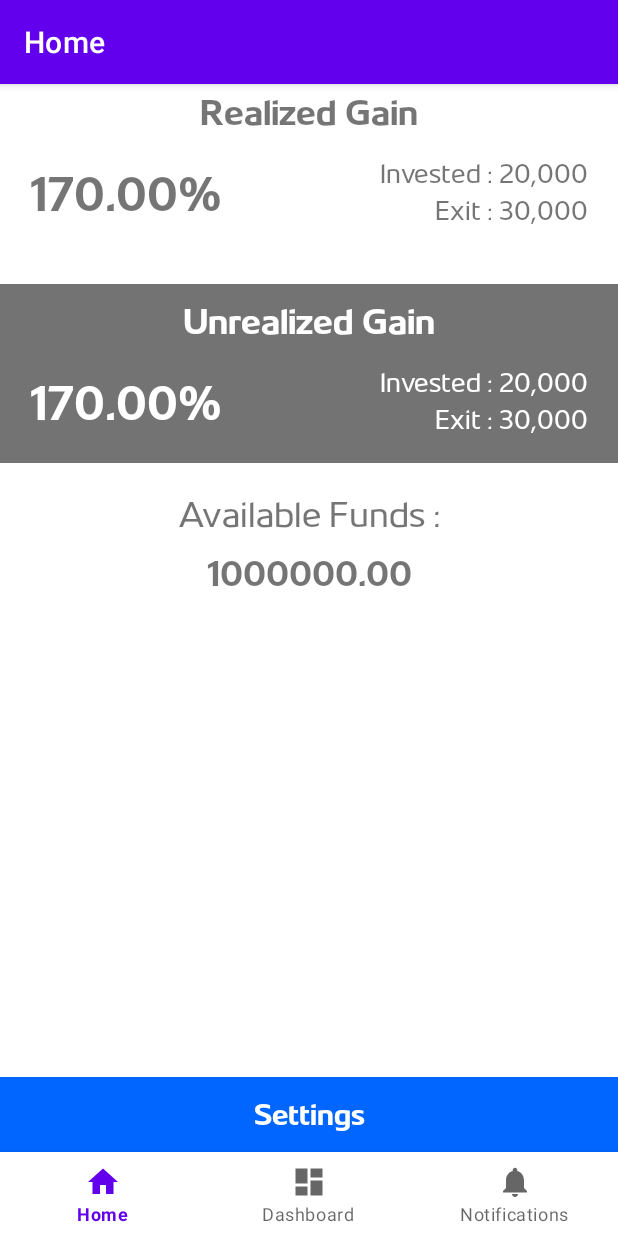
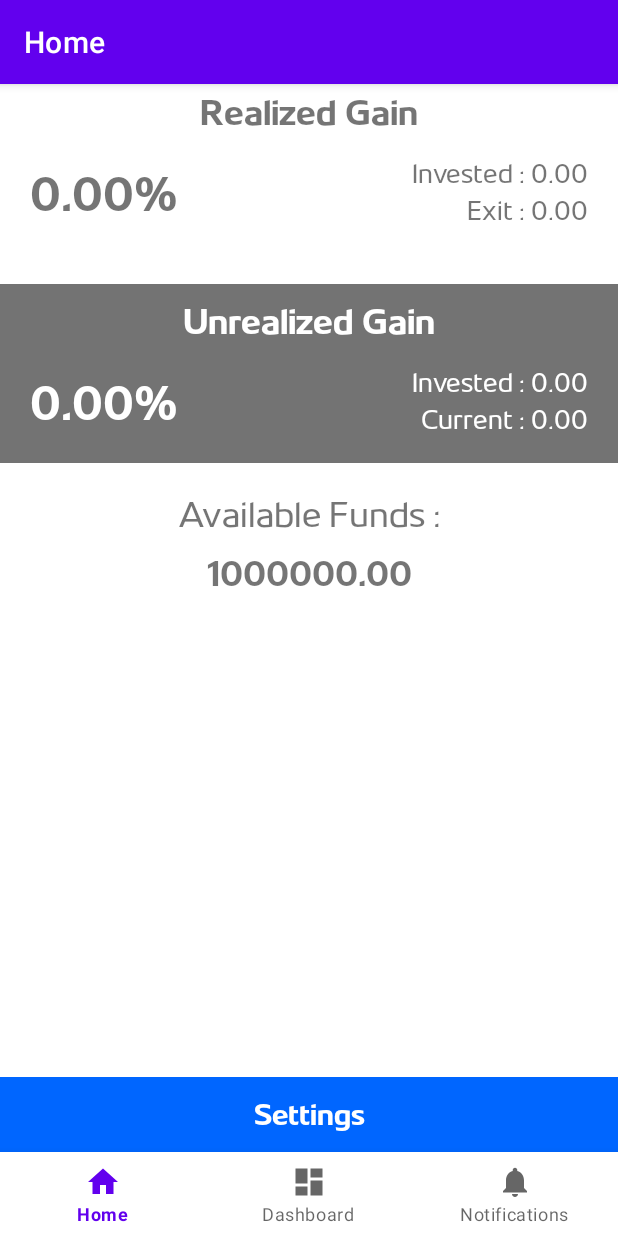
Before and after one commit to ayman-tech/paper-capital, an Android app: the HomeFragment screen opened through its navigation route, on a phone screen of 412 x 824 dp. Run offline under Robolectric (Android 15) with nearby library versions, the phone set to English and light mode, and no system bars; our stand-ins replace navigation-ui.

Commit message:
home ui data binded

```diff
--- a/app/src/main/java/com/example/papertrading/CartBuy.java
+++ b/app/src/main/java/com/example/papertrading/CartBuy.java
@@ -181,6 +181,11 @@ public class CartBuy extends AppCompatActivity implements GestureDetector.OnGest
             Log.d(TAG, "New Date " + strDate);
             Log.d(TAG, "OrderCode new Entry");
         }
+        Double unrealInvest = (double) sharedPref.getFloat("unrealInvest", 0.00f);
+        unrealInvest += myPrice*myQuant;
+        editor.putFloat("unrealInvest", unrealInvest.floatValue());
+        Log.d(TAG, "home data updated");
+
         editor.putStringSet("orderPrice", new HashSet<>(orderPrice));
         editor.putStringSet("orderQuant", new HashSet<>(orderQuant));
         editor.putStringSet("orderDate", new HashSet<>(orderDate));
--- a/app/src/main/java/com/example/papertrading/PortfolioListAdapter.java
+++ b/app/src/main/java/com/example/papertrading/PortfolioListAdapter.java
@@ -55,7 +55,7 @@ public class PortfolioListAdapter extends ArrayAdapter<PortfolioListData> {
         myPriceTV.setText(portfolioListData.getBuyPrice() + " x " + portfolioListData.getBuyQuantity());
         myAmountTV.setText(String.format("Invested: %.2f", amt));
         myChangeNoTV.setText(String.format("%.2f", my_change_no));
-        myChangePercentTV.setText(String.format("%.2f", my_change_percent) + "%  ");
+        myChangePercentTV.setText(String.format("(%.2f", my_change_percent) + "%)  ");
 
         return convertView;
     }
--- a/app/src/main/java/com/example/papertrading/ui/dashboard/DashboardViewModel.java
+++ b/app/src/main/java/com/example/papertrading/ui/dashboard/DashboardViewModel.java
@@ -5,6 +5,7 @@ import android.content.SharedPreferences;
 import android.os.StrictMode;
 import android.util.Log;
 
+import androidx.dynamicanimation.animation.SpringAnimation;
 import androidx.lifecycle.ViewModel;
 
 import com.example.papertrading.PortfolioListData;
@@ -24,8 +25,10 @@ public class DashboardViewModel extends ViewModel {
     private Context context;
     private ArrayList<String> orderCode, orderPrice, orderQuant, orderDate;
     private SharedPreferences sharedPref;
+    private SharedPreferences.Editor editor;
     private final String TAG = "Dashboard ViewModel";
     private String price, changeNo, changePercent;
+    private Double invested;
     public DashboardViewModel() {
         portfolioListData = null;
     }
@@ -42,6 +45,9 @@ public class DashboardViewModel extends ViewModel {
     }
     public void setContext(Context context) {
         this.context = context;
+        sharedPref = context.getSharedPreferences("paper",Context.MODE_PRIVATE);
+        editor = sharedPref.edit();
+        invested=0.00;
     }
     public void buildData(){
         StrictMode.ThreadPolicy policy = new StrictMode.ThreadPolicy.Builder().permitAll().build();
@@ -57,6 +63,8 @@ public class DashboardViewModel extends ViewModel {
         for(int i=0; i<orderCode.size(); i++){
             getCurrentData(i);
         }
+        editor.putFloat("unrealCurrent", invested.floatValue());
+        editor.apply();
     }
     private void getCurrentData(int index){
         String url = "https://finance.yahoo.com/quote/" + orderCode.get(index) + ".NS";
@@ -73,9 +81,16 @@ public class DashboardViewModel extends ViewModel {
         }
         else Log.d(TAG, "Jsoup connection failed");
 
-        price = document.selectXpath("//*[@id=\"quote-header-info\"]/div[3]/div[1]/div/fin-streamer[1]").first().text();
-        changeNo = document.selectXpath("//*[@id=\"quote-header-info\"]/div[3]/div[1]/div/fin-streamer[2]").first().text();
-        changePercent = document.selectXpath("//*[@id=\"quote-header-info\"]/div[3]/div[1]/div/fin-streamer[3]").first().text();
+        price = document.selectXpath(
+                "//*[@id=\"nimbus-app\"]/section/section/section/article/section[1]/div[2]/div[1]/section/div/section/div[1]/fin-streamer[1]"
+        ).first().text();
+        changeNo = document.selectXpath(
+                "//*[@id=\"nimbus-app\"]/section/section/section/article/section[1]/div[2]/div[1]/section/div/section/div[1]/fin-streamer[2]"
+        ).first().text();
+        changePercent = document.selectXpath(
+                "//*[@id=\"nimbus-app\"]/section/section/section/article/section[1]/div[2]/div[1]/section/div/section/div[1]/fin-streamer[3]"
+        ).first().text();
+        changePercent = changePercent.substring(1,changePercent.length()-1);
 //        prevClose = document.selectXpath("//*[@id=\"quote-summary\"]/div[1]/table/tbody/tr[1]/td[2]").first().text();
 
         portfolioListData.add(new PortfolioListData(
@@ -85,10 +100,11 @@ public class DashboardViewModel extends ViewModel {
                 changePercent,
                 orderPrice.get(index),
                 orderQuant.get(index)));
+        Double priceDouble = Double.parseDouble(price.replace(",",""));
+        Integer quantInt = Integer.parseInt(orderQuant.get(index));
+        invested += priceDouble*quantInt;
     }
     public void clearData(){
-        sharedPref = context.getSharedPreferences("paper",Context.MODE_PRIVATE);
-        SharedPreferences.Editor editor = sharedPref.edit();
         orderCode = new ArrayList<>();
         orderPrice = new ArrayList<>();
         orderQuant = new ArrayList<>();
--- a/app/src/main/java/com/example/papertrading/ui/home/HomeFragment.java
+++ b/app/src/main/java/com/example/papertrading/ui/home/HomeFragment.java
@@ -25,6 +25,8 @@ public class HomeFragment extends Fragment {
 
     private FragmentHomeBinding binding;
     private ListView listView;
+    private TextView realPercentTV, realInvestTV, realExitTV, fundsTV;
+    private TextView unrealPercentTV, unrealInvestTV, unrealExitTV;
     private SharedPreferences sharedPref;
     private final String TAG = "Home Fragment";
 
@@ -35,14 +37,41 @@ public class HomeFragment extends Fragment {
         binding = FragmentHomeBinding.inflate(inflater, container, false);
         View root = binding.getRoot();
 
-        TextView fundsTV;
         sharedPref = getActivity().getSharedPreferences("paper", Context.MODE_PRIVATE);
         SharedPreferences.Editor editor = sharedPref.edit();
+        fundsTV = binding.homeFundsText;
+        realExitTV = binding.realExit;
+        realInvestTV = binding.realInvested;
+        realPercentTV = binding.realPercent;
+        unrealExitTV = binding.unrealCurrent;
+        unrealInvestTV = binding.unrealInvested;
+        unrealPercentTV = binding.unrealPercent;
+
         Float funds = sharedPref.getFloat("funds", 1000000.00F);
-        fundsTV = binding.homeFundsText;
+        Double realInvest = (double) sharedPref.getFloat("realInvest", 0.00f);
+        Double realExit = (double) sharedPref.getFloat("realExit", 0.00f);
+        Double unrealInvest = (double) sharedPref.getFloat("unrealInvest", 0.00f);
+        Double unrealCurrent = (double) sharedPref.getFloat("unrealCurrent", 0.00f);
+        Double realPercent, unrealPercent;
+        if(realExit.equals(0.00))
+            realPercent=0.00;
+        else
+            realPercent= (realExit-realInvest)*100/realInvest;
+        if(unrealCurrent.equals(0.00))
+            unrealPercent=0.00;
+        else
+            unrealPercent= (unrealCurrent-unrealInvest)*100/unrealInvest;
         fundsTV.setText(String.format("%.2f", funds));
+        realInvestTV.setText(String.format("Invested : %.2f", realInvest));
+        realExitTV.setText(String.format("Exit : %.2f", realExit));
+        realPercentTV.setText(String.format("%.2f", realPercent) + "%");
+        unrealInvestTV.setText(String.format("Invested : %.2f", unrealInvest));
+        unrealExitTV.setText(String.format("Current : %.2f", unrealCurrent));
+        unrealPercentTV.setText(String.format("%.2f", unrealPercent) + "%");
+
         editor.putFloat("funds", funds);
         editor.apply();
+
 //        final TextView textView = binding.textHome;
 //        homeViewModel.getText().observe(getViewLifecycleOwner(), textView::setText);
         return root;
--- a/app/src/main/res/layout/fragment_home.xml
+++ b/app/src/main/res/layout/fragment_home.xml
@@ -25,6 +25,7 @@
         android:paddingVertical="15dp">
 
         <TextView
+            android:id="@+id/realPercent"
             android:layout_width="0dp"
             android:layout_height="match_parent"
             android:layout_weight="0.8"
@@ -40,6 +41,7 @@
             android:orientation="vertical">
 
             <TextView
+                android:id="@+id/realInvested"
                 android:layout_width="match_parent"
                 android:layout_height="0dp"
                 android:layout_weight="1.0"
@@ -49,6 +51,7 @@
                 android:fontFamily="@font/ltrenovate_regular"
                 />
             <TextView
+                android:id="@+id/realExit"
                 android:layout_width="match_parent"
                 android:layout_height="0dp"
                 android:layout_weight="1.0"
@@ -81,6 +84,7 @@
         android:background="#737373">
 
         <TextView
+            android:id="@+id/unrealPercent"
             android:layout_width="0dp"
             android:layout_height="match_parent"
             android:layout_weight="0.8"
@@ -97,6 +101,7 @@
             android:orientation="vertical">
 
             <TextView
+                android:id="@+id/unrealInvested"
                 android:layout_width="match_parent"
                 android:layout_height="0dp"
                 android:layout_weight="1.0"
@@ -107,10 +112,11 @@
                 android:fontFamily="@font/ltrenovate_regular"
                 />
             <TextView
+                android:id="@+id/unrealCurrent"
                 android:layout_width="match_parent"
                 android:layout_height="0dp"
                 android:layout_weight="1.0"
-                android:text="Exit : 30,000"
+                android:text="Current : 30,000"
                 android:textSize="18dp"
                 android:textAlignment="textEnd"
                 android:textColor="@color/white"
```
Also changed, not shown: app/src/main/java/com/example/papertrading/CartSell.java (+13 -0 lines), app/src/main/java/com/example/papertrading/CompanyInfo.java (+25 -9 lines), app/src/main/res/layout/activity_company_info.xml (+24 -33 lines).
